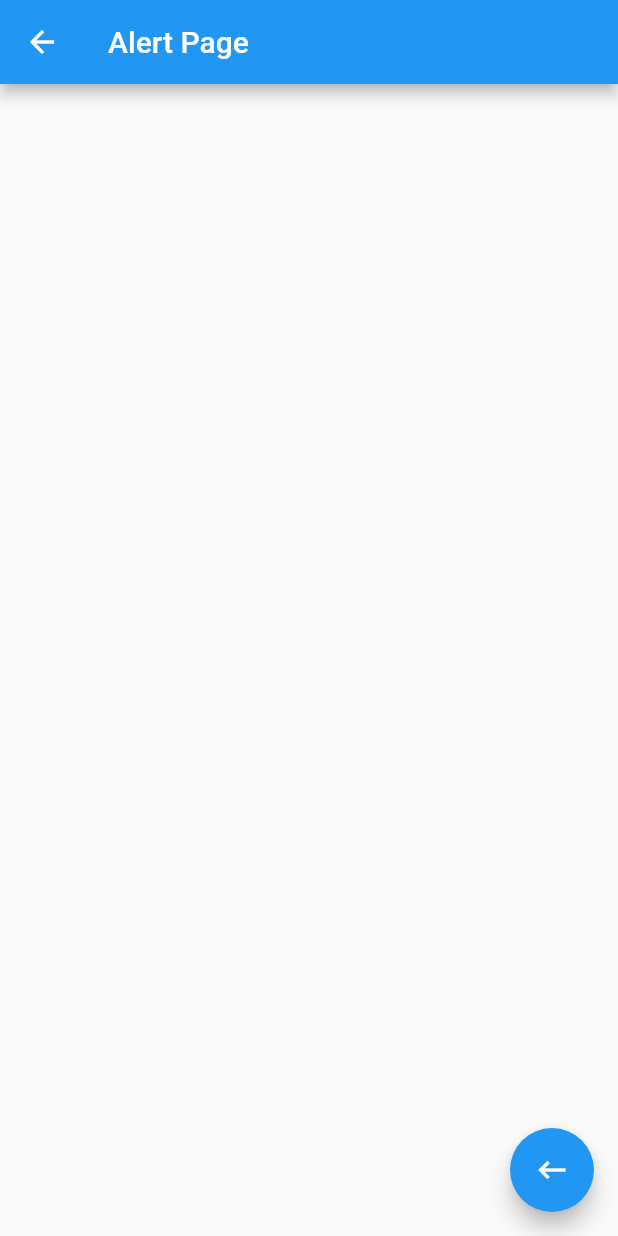
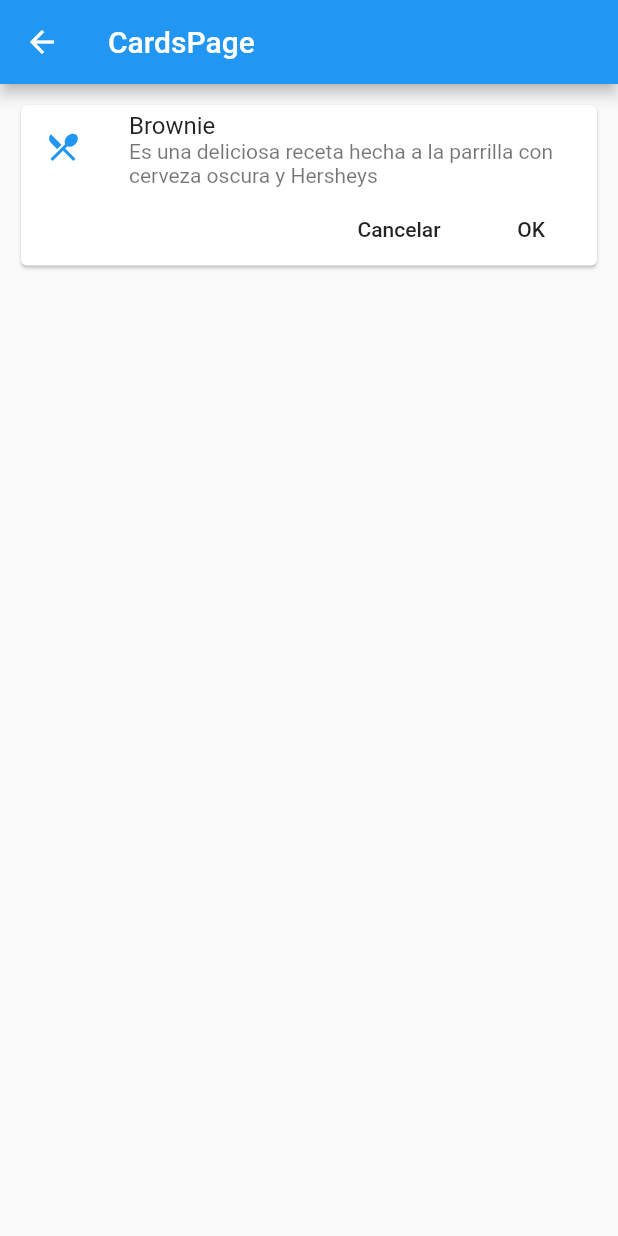
Before and after one commit to leopg17/componentes2, a Flutter app: the screen it shows after launch, after a tap on "Cards - Tarjetas", on a phone screen of 412 x 824 dp. Run offline on Flutter 3.47's test engine with Material 2 defaults, Android fonts, the phone set to English and light mode, and no system bars.

Commit message:
Card Class

```diff
--- /dev/null
+++ b/lib/src/pages/card_page.dart
@@ -0,0 +1,48 @@
+import 'package:flutter/material.dart';
+
+class CardPage extends StatelessWidget {
+  @override
+  Widget build(BuildContext context) {
+    return Scaffold(
+      appBar: AppBar(
+        title: Text('CardsPage'),
+
+      ),
+      body: ListView(
+        padding: EdgeInsets.all(10.0),
+        children: <Widget>[
+          _cardTipo1()
+          ],
+      ),
+
+    );
+  }
+
+  Widget _cardTipo1(){
+    return Card(
+      child: Column(
+        children: <Widget>[
+          ListTile(
+            leading: Icon(Icons.local_dining, color: Colors.blue),
+            title: Text('Brownie'),
+            subtitle: Text('Es una deliciosa receta hecha a la parrilla con cerveza oscura y Hersheys'),
+          ),
+          Row(
+            mainAxisAlignment: MainAxisAlignment.end,
+            children: <Widget>[
+              FlatButton(
+                child: Text('Cancelar'),
+                onPressed: (){},
+                ),
+              FlatButton(
+                child: Text('OK'),
+                onPressed: (){},
+              ),
+            ],
+
+          ),
+        ],
+      ),
+    );
+  }
+}
--- a/lib/src/routes/routes.dart
+++ b/lib/src/routes/routes.dart
@@ -1,14 +1,16 @@
 import 'package:flutter/material.dart';
 
+import 'package:componentes2/src/pages/card_page.dart';
 import 'package:componentes2/src/pages/alert_page.dart';
 import 'package:componentes2/src/pages/avatar_page.dart';
 import 'package:componentes2/src/pages/home_page.dart';
 
 Map<String, WidgetBuilder> getApplicationRoutes(){
   return <String, WidgetBuilder>{
-    '/'   : (BuildContext context) => HomePage(),
-    'alert'   : (BuildContext context) => AlertPage(),
+    '/'        : (BuildContext context) => HomePage(),
+    'alert'    : (BuildContext context) => AlertPage(),
     'avatar'   : (BuildContext context) => AvatarPage(),
+    'card'     : (BuildContext context) => CardPage(),
   };
 
 }
```
